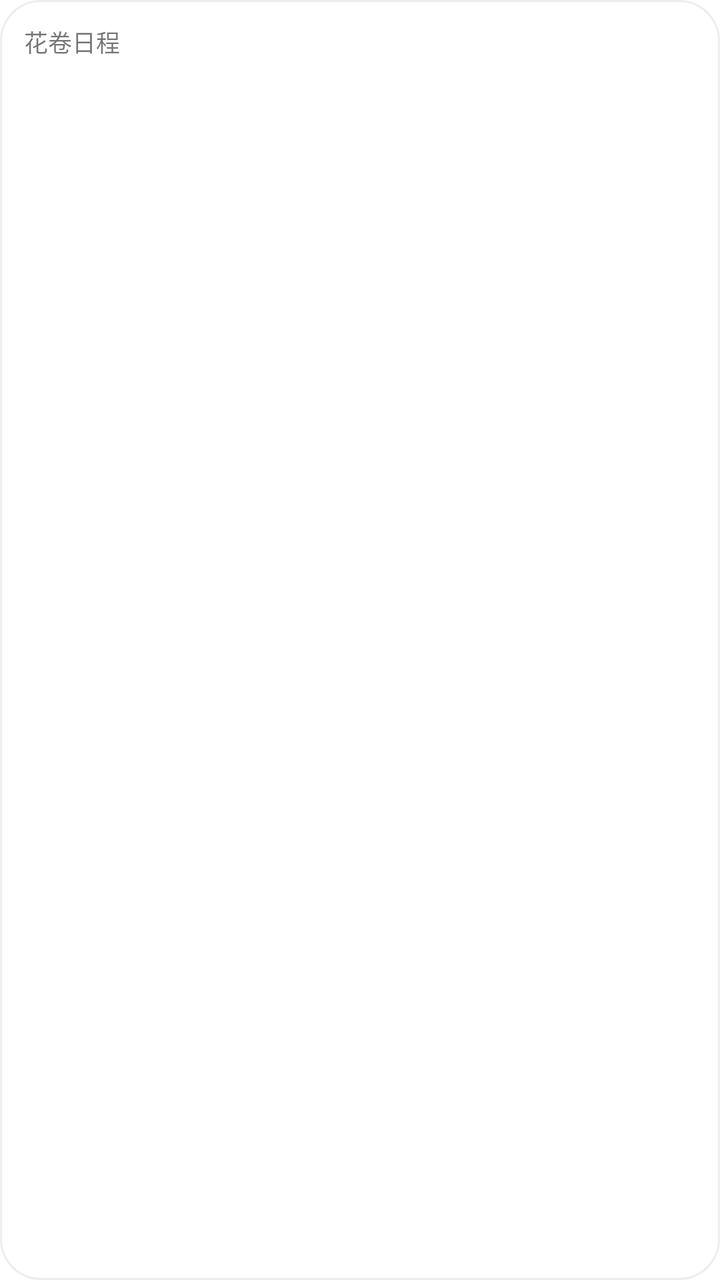
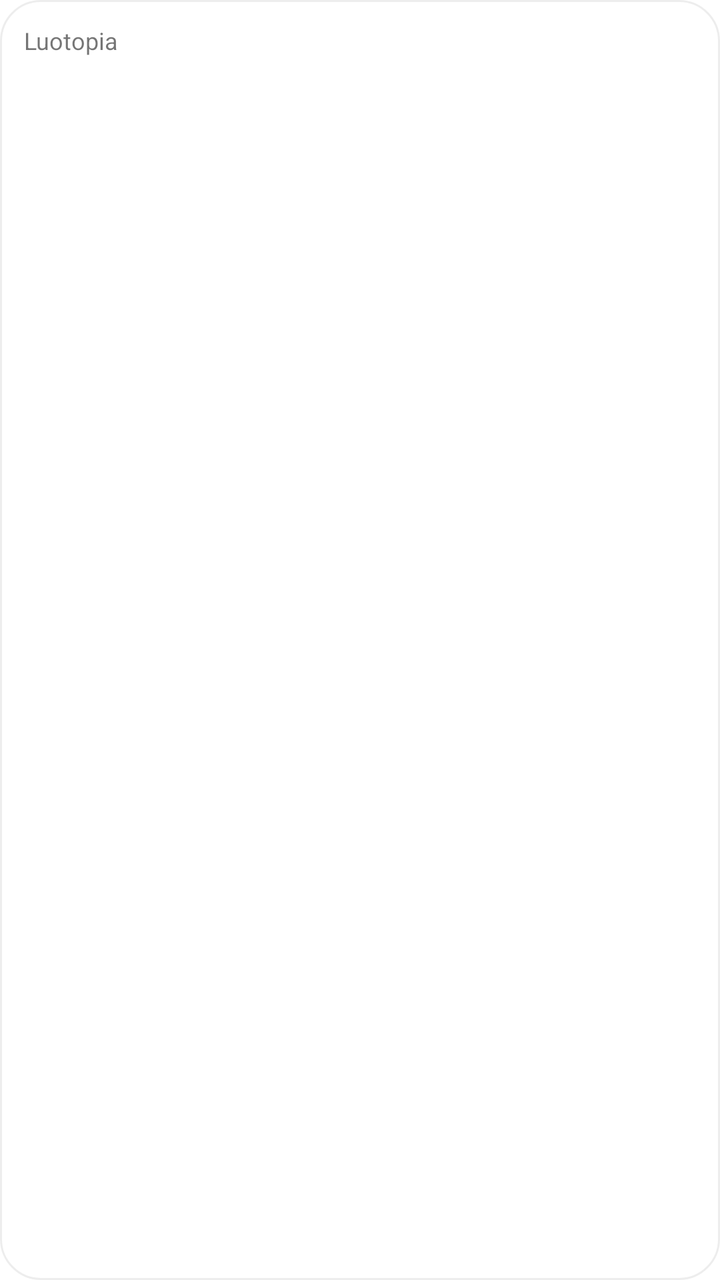

The first picture is an Android layout as it rendered before a commit; the second is the same layout after the commit. The layout source and the unified diff follow.
<!-- AndroidManifest.xml: fallback theme Theme.MaterialComponents.DayNight.NoActionBar -->
<!-- res/layout/widget_glance_loading.xml -->
<?xml version="1.0" encoding="utf-8"?>
<FrameLayout xmlns:android="http://schemas.android.com/apk/res/android"
    android:layout_width="match_parent"
    android:layout_height="match_parent"
    android:background="@drawable/widget_card_background"
    android:padding="12dp">

    <TextView
        android:layout_width="wrap_content"
        android:layout_height="wrap_content"
        android:text="花卷日程"
        android:textColor="@color/widget_text_secondary"
        android:textSize="12sp" />
</FrameLayout>
<!-- resources referenced by this layout -->
<resources>
  <color name="widget_text_secondary">#8A000000</color>
  <!-- drawable widget_card_background (drawable) -->
  <?xml version="1.0" encoding="utf-8"?>
  <shape xmlns:android="http://schemas.android.com/apk/res/android" android:shape="rectangle">
      <solid android:color="#FFFFFFFF" />
      <corners android:radius="20dp" />
      <stroke
          android:width="1dp"
          android:color="#12000000" />
      <padding
          android:left="16dp"
          android:top="14dp"
          android:right="16dp"
          android:bottom="14dp" />
  </shape>
</resources>

<!-- the commit's change to res/layout/widget_glance_loading.xml (unified diff, before → after) -->
@@ -8,7 +8,7 @@
     <TextView
         android:layout_width="wrap_content"
         android:layout_height="wrap_content"
-        android:text="花卷日程"
+        android:text="Luotopia"
         android:textColor="@color/widget_text_secondary"
         android:textSize="12sp" />
 </FrameLayout>
